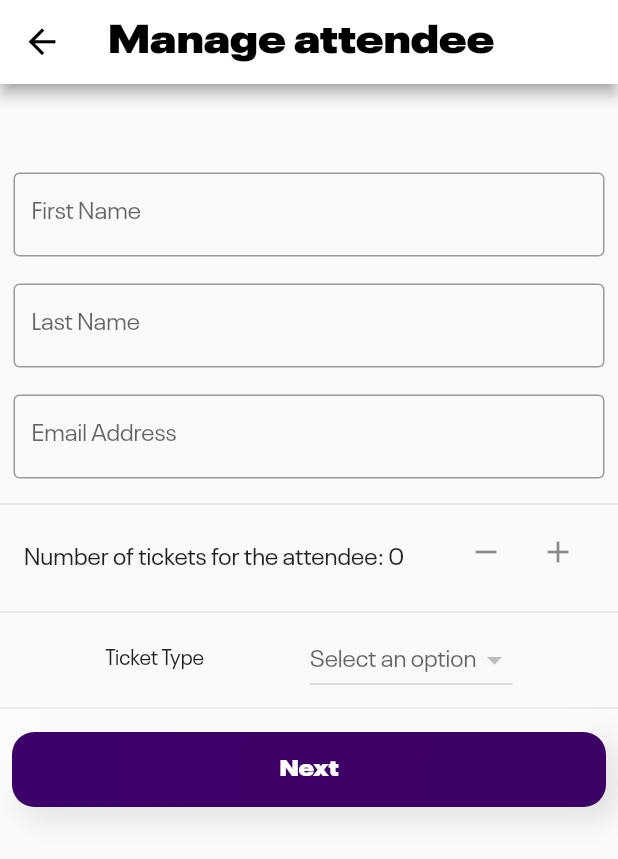
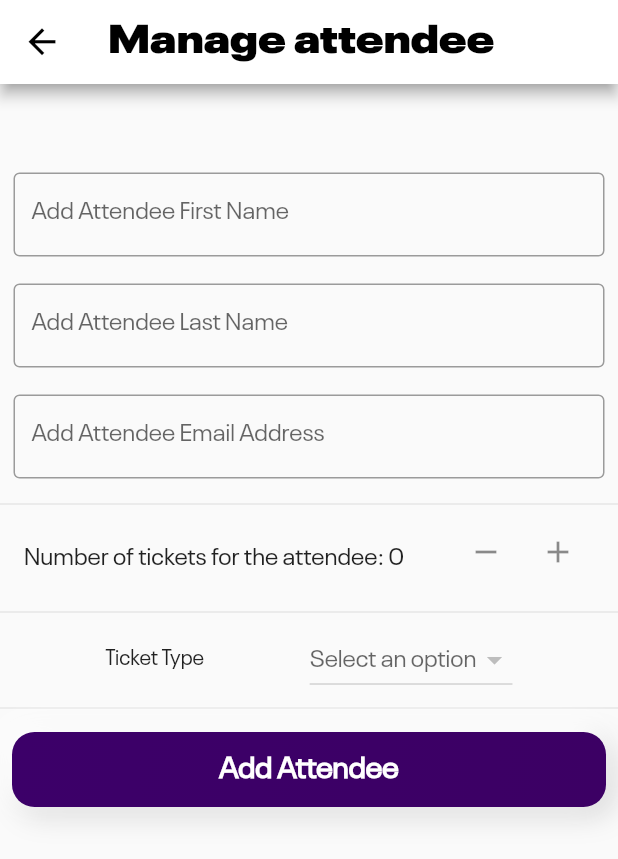
Before and after one commit to EventBriteClone/EventBrite_Clone_CrossPlatform, a Flutter app: the CounterList screen opened directly with empty values, on a phone screen of 412 x 824 dp. Shown: the top 859 px of the screen. Run offline on Flutter 3.47's test engine with Material 2 defaults, Android fonts, the phone set to English and light mode, and no system bars; our stand-ins replace email_validator, equatable, flutter_neumorphic, flutter_pw_validator, flutter_svg, font_awesome_flutter and 7 more; missing offline and left inert: flutter_facebook_auth; accounts and stored records are empty; network calls fail; project files that could hold a hidden picture were left out.

Commit message:
done 100% 2

```diff
--- a/lib/screens/login_signin_pages/counter.dart
+++ b/lib/screens/login_signin_pages/add_attendee_page_2.dart
@@ -2,6 +2,7 @@ import 'dart:convert';
 import 'package:flutter/material.dart';
 import 'package:http/http.dart';
 
+import '../../constants.dart';
 import '../../reusable_widgets/creator_custom_button.dart';
 
 class CounterList extends StatefulWidget {
@@ -20,7 +21,8 @@ class _CounterListState extends State<CounterList> {
 
   String? selectedOption;
   int? numOfTickets;
-
+  bool _isLoading = false;
+  String _errorMessage = '';
  int findIdByTicketType( String ticketType) {
   Map<int, String> ticketMap=widget.TicketMap;
   for (MapEntry<int, String> entry in ticketMap.entries) {
@@ -32,7 +34,8 @@ class _CounterListState extends State<CounterList> {
 }
  void AddAttendee( String FirstName, String LastName, String EmailAddress,int numberOfTickets,String? TicketType) async {
      setState(() {
-
+_isLoading = true;
+      _errorMessage = '';
     });
 
     //try{
@@ -84,10 +87,17 @@ print(id);
         //var data = jsonDecode(response.body.toString());
         //print("token"+data['token']);
         print('booked successfully');
-
+       setState(() {
+      _isLoading = false;
+      _errorMessage = '';
+    });
 
       }else {
         print('failed');
+               setState(() {
+      _isLoading = false;
+      _errorMessage = '';
+    });
       }
     // }catch(e){
     //   print('ypussef');
@@ -112,6 +122,7 @@ print(id);
   @override
   Widget build(BuildContext context) {
     return Scaffold(
+
       appBar: AppBar(
         backgroundColor: Colors.white,
         shadowColor: Colors.grey,
@@ -133,30 +144,33 @@ print(id);
               Padding(
                 padding: EdgeInsets.all(9.0),
                 child: TextField(
+                  key:const ValueKey("firstname for manage attendee"),
                   controller: firstNameController,
                   decoration: InputDecoration(
                     border: OutlineInputBorder(),
-                    labelText: 'First Name',
+                    labelText: 'Add Attendee First Name',
                   ),
                 ),
               ),
               Padding(
                 padding: EdgeInsets.all(9.0),
                 child: TextField(
+                  key:const ValueKey("lastname for manage attendee"),
                   controller: lastNameController,
                   decoration: InputDecoration(
                     border: OutlineInputBorder(),
-                    labelText: 'Last Name',
+                    labelText: 'Add Attendee Last Name',
                   ),
                 ),
               ),
               Padding(
                 padding: EdgeInsets.all(9.0),
                 child: TextField(
+                  key:const ValueKey("email for manage attendee"),
                   controller: emailController,
                   decoration: InputDecoration(
                     border: OutlineInputBorder(),
-                    labelText: 'Email Address',
+                    labelText: 'Add Attendee Email Address',
                   ),
                 ),
               ),
@@ -195,6 +209,7 @@ print(id);
                   Text('Ticket Type'),
 
                   DropdownButton<String>(
+                    key:const ValueKey("dropdown for manage attendee"),
                     value: selectedOption,
                     hint: Text('Select an option'),
                     onChanged: (newValue) {
@@ -224,24 +239,30 @@ print(id);
 
                   padding: const EdgeInsets.all(8.0),
                   child: CreatorCustomButton(
-                    onTap: (){
+                    key:const ValueKey("button in manage attendee page 2"),
+                     onTap: _isLoading? (){ //:() {
+          null;
+          // Do something when the button is pressed
 
+        }:(){
                    String firstName = firstNameController.text;
                 String lastName = lastNameController.text;
                 String email = emailController.text;
                 int numberOfTickets = counters.reduce((value, element) => value + element);
                 String? ticketType = selectedOption;
                 AddAttendee(firstName, lastName, email, numberOfTickets, ticketType.toString());
-                      //AddAttendee(firstNameController.text.toString(), lastNameController.text.toString(),
-                       //emailController.text.toString(), counters[index],);
+
         },
 
-                    child: Center(child: Text('Next', style: TextStyle(
-              //decorationThickness: 500,
-              fontSize: 15,
-              fontFamily: 'Neue_Plak',
-              color: Colors.white,
-            ),)),
+
+              child: _isLoading
+                            ? SizedBox(
+                              width: 10,
+                              child: Center(
+                                child: CircularProgressIndicator(strokeWidth: 2,
+                                color:primaryColor,),
+                              ))
+                            : Center(child: Text('Add Attendee',style: TextStyle(color: primaryColor,fontSize: 20,fontWeight:FontWeight.bold),))
                   ),
                 ),
               ],
--- a/lib/screens/login_signin_pages/choose_organiser_or_attendee.dart
+++ b/lib/screens/login_signin_pages/choose_organiser_or_attendee.dart
@@ -70,7 +70,7 @@ class CchooseCustomerOrOrganiserPage extends StatelessWidget {
                   height: 150,
                   width: 150,
                   child: GestureDetector(
-                    key:ValueKey("Organizer Container"),
+                    key:const ValueKey("Organizer Container"),
                     onTap: () {
                       Navigator.push(
                         context,
--- a/lib/screens/login_signin_pages/forget_password.dart
+++ b/lib/screens/login_signin_pages/forget_password.dart
@@ -43,7 +43,10 @@ class _NewPasswordPageState extends State<NewPasswordPage> {
           //YoussscrossAxisAlignment: CrossAxisAlignment.stretch,
           children: [
             Row(
+              mainAxisAlignment: MainAxisAlignment.center,
+              crossAxisAlignment: CrossAxisAlignment.start,
               children: [
+                Icon(Icons.circle_outlined),
                 Text(
                   'You Forgot Your Password...',
                   style: TextStyle(fontSize: 20.0),
@@ -57,8 +60,11 @@ class _NewPasswordPageState extends State<NewPasswordPage> {
               ],
             ),
             Row(
+
               mainAxisAlignment: MainAxisAlignment.center,
+              crossAxisAlignment: CrossAxisAlignment.start,
               children: [
+                Icon(Icons.circle_outlined),
                 Text(
                   'No Problem',
                   style: TextStyle(fontSize: 20.0),
--- a/lib/screens/login_signin_pages/signUp.dart
+++ b/lib/screens/login_signin_pages/signUp.dart
@@ -7,7 +7,7 @@ import 'package:http/http.dart';
 
 import '../../constants.dart';
 import 'choose_organiser_or_attendee.dart';
-
+///here is the sign up page where the user has to write his name,last name, email addrerss to sign up
 class SignupPagee extends StatefulWidget {
   final String text;
   SignupPagee({required this.text});
@@ -41,6 +41,7 @@ class _SignupPageeState extends State<SignupPagee> {
     _textController.addListener(_checkIfButtonEnabled);
     _emailController.addListener(_checkIfButtonEnabled);
   }
+  ///here is a login function to to login after signup process
   void login(String email , password) async {
     setState(() {
       _isLoading = true;
@@ -55,7 +56,7 @@ class _SignupPageeState extends State<SignupPagee> {
           'password' : password
         }
       );
-
+///if response =200 then the request is done
       if(response.statusCode == 200){
 
         var data = jsonDecode(response.body.toString());
```
Also changed, not shown: lib/main.dart (+5 -4 lines), lib/screens/login_signin_pages/add_attendee_page_1.dart (renamed from lib/screens/login_signin_pages/firstpage.dart, +32 -16 lines), lib/screens/login_signin_pages/publish.dart (+15 -6 lines), lib/screens/login_signin_pages/secondpage.dart (deleted, +0 -139 lines). Lines whose indentation alone changed are shown as unchanged.
